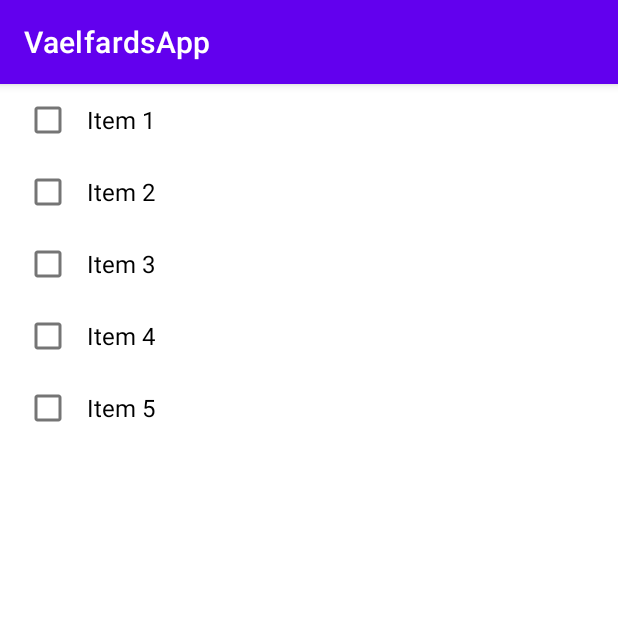
After one commit to P5-Tec/velfaerd_kotlin, an Android app: the fragment YourTopStrengthsItemFragment shown on its own in the app's theme, on a phone screen of 412 x 824 dp, the top half of it. The commit adds this screen. Run offline under Robolectric (Android 15) with nearby library versions, the phone set to English and light mode, and no system bars.

Commit message:
added new TopStrengths page
added views, test arrays and sharedpreferences was succesful. not final

```diff
--- a/app/build.gradle
+++ b/app/build.gradle
@@ -50,4 +50,5 @@ dependencies {
     testImplementation 'junit:junit:4.+'
     androidTestImplementation 'androidx.test.ext:junit:1.1.3'
     androidTestImplementation 'androidx.test.espresso:espresso-core:3.4.0'
+    implementation("org.jetbrains.kotlinx:kotlinx-serialization-json:1.3.1")
 }
--- /dev/null
+++ b/app/src/main/java/com/example/vaelfardsapp/yourTopStrengths/YourTopStrengthsItemFragment.kt
@@ -0,0 +1,60 @@
+package com.example.vaelfardsapp.yourTopStrengths
+
+import android.os.Bundle
+import androidx.fragment.app.Fragment
+import androidx.recyclerview.widget.GridLayoutManager
+import androidx.recyclerview.widget.LinearLayoutManager
+import androidx.recyclerview.widget.RecyclerView
+import android.view.LayoutInflater
+import android.view.View
+import android.view.ViewGroup
+import com.example.vaelfardsapp.R
+import com.example.vaelfardsapp.placeholder.PlaceholderContent
+
+class YourTopStrengthsItemFragment : Fragment() {
+
+    private var columnCount = 1
+
+    override fun onCreate(savedInstanceState: Bundle?) {
+        super.onCreate(savedInstanceState)
+
+        arguments?.let {
+            columnCount = it.getInt(ARG_COLUMN_COUNT)
+        }
+    }
+
+    override fun onCreateView(
+        inflater: LayoutInflater, container: ViewGroup?,
+        savedInstanceState: Bundle?
+    ): View? {
+        val view =
+            inflater.inflate(R.layout.fragment_your_top_strengths_recyclerview, container, false)
+
+        // Set the adapter
+        if (view is RecyclerView) {
+            with(view) {
+                layoutManager = when {
+                    columnCount <= 1 -> LinearLayoutManager(context)
+                    else -> GridLayoutManager(context, columnCount)
+                }
+                adapter = YourTopStrengthsRecyclerViewAdapter(PlaceholderContent.ITEMS)
+            }
+        }
+        return view
+    }
+
+    companion object {
+
+        // TODO: Customize parameter argument names
+        const val ARG_COLUMN_COUNT = "column-count"
+
+        // TODO: Customize parameter initialization
+        @JvmStatic
+        fun newInstance(columnCount: Int) =
+            YourTopStrengthsItemFragment().apply {
+                arguments = Bundle().apply {
+                    putInt(ARG_COLUMN_COUNT, columnCount)
+                }
+            }
+    }
+}
--- /dev/null
+++ b/app/src/main/java/com/example/vaelfardsapp/yourTopStrengths/YourTopStrengthsRecyclerViewAdapter.kt
@@ -0,0 +1,44 @@
+package com.example.vaelfardsapp.yourTopStrengths
+
+import androidx.recyclerview.widget.RecyclerView
+import android.view.LayoutInflater
+import android.view.ViewGroup
+import android.widget.CheckBox
+import android.widget.TextView
+
+import com.example.vaelfardsapp.placeholder.PlaceholderContent.PlaceholderItem
+import com.example.vaelfardsapp.databinding.FragmentYourTopStrengthsRecyclerviewItemBinding
+
+class YourTopStrengthsRecyclerViewAdapter(
+    private val values: List<PlaceholderItem>
+) : RecyclerView.Adapter<YourTopStrengthsRecyclerViewAdapter.ViewHolder>() {
+
+    override fun onCreateViewHolder(parent: ViewGroup, viewType: Int): ViewHolder {
+
+        return ViewHolder(
+            FragmentYourTopStrengthsRecyclerviewItemBinding.inflate(
+                LayoutInflater.from(
+                    parent.context
+                ), parent, false
+            )
+        )
+
+    }
+
+    override fun onBindViewHolder(holder: ViewHolder, position: Int) {
+        val item = values[position]
+        holder.checkbox.text = item.content
+    }
+
+    override fun getItemCount(): Int = values.size
+
+    inner class ViewHolder(binding: FragmentYourTopStrengthsRecyclerviewItemBinding) :
+        RecyclerView.ViewHolder(binding.root) {
+        val checkbox: CheckBox = binding.checkbox
+
+        override fun toString(): String {
+            return super.toString() + " '" + checkbox.text + "'"
+        }
+    }
+
+}
--- /dev/null
+++ b/app/src/main/res/layout/fragment_your_top_strengths_recyclerview.xml
@@ -0,0 +1,13 @@
+<?xml version="1.0" encoding="utf-8"?>
+<androidx.recyclerview.widget.RecyclerView xmlns:android="http://schemas.android.com/apk/res/android"
+    xmlns:app="http://schemas.android.com/apk/res-auto"
+    xmlns:tools="http://schemas.android.com/tools"
+    android:id="@+id/list"
+    android:name="com.example.vaelfardsapp.YourTopStrengthsItemFragment"
+    android:layout_width="match_parent"
+    android:layout_height="match_parent"
+    android:layout_marginLeft="16dp"
+    android:layout_marginRight="16dp"
+    app:layoutManager="LinearLayoutManager"
+    tools:context=".yourTopStrengths.YourTopStrengthsItemFragment"
+    tools:listitem="@layout/fragment_your_top_strengths_recyclerview_item" />
--- /dev/null
+++ b/app/src/main/res/layout/fragment_your_top_strengths_recyclerview_item.xml
@@ -0,0 +1,17 @@
+<?xml version="1.0" encoding="utf-8"?>
+<LinearLayout xmlns:android="http://schemas.android.com/apk/res/android"
+    xmlns:tools="http://schemas.android.com/tools"
+    android:layout_width="wrap_content"
+    android:layout_height="wrap_content"
+    android:orientation="horizontal">
+
+    <CheckBox
+        android:id="@+id/checkbox"
+        android:layout_width="wrap_content"
+        android:layout_height="wrap_content"
+        android:layout_gravity="center"
+        android:padding="10dp"
+        android:textAppearance="?attr/textAppearanceListItem"
+        tools:text="Kreativitet" />
+
+</LinearLayout>
--- a/app/src/main/res/values/strings.xml
+++ b/app/src/main/res/values/strings.xml
@@ -22,6 +22,9 @@
     <string name="btnTilbage_text">FORRIGE</string>
     <!-- TODO: Remove or change this placeholder text -->
     <string name="hello_blank_fragment">Hello blank fragment</string>
+    <string name="your_avatar">Din Avatar</string>
+    <string name="select_top_strengths">Vælg de 2 karaktertræk der passer bedst til dig</string>
+    <string name="udfoer_text">UDFØR</string>
 
     <!-- XPage Strings -->
 </resources>
```
Also changed, not shown: app/src/main/java/com/example/vaelfardsapp/placeholder/PlaceholderContent.kt (added, +57 -0 lines), app/src/main/java/com/example/vaelfardsapp/viewmodels/QuestionsViewModel.kt (+33 -16 lines), app/src/main/java/com/example/vaelfardsapp/views/QuestionFragment.kt (+79 -28 lines), app/src/main/java/com/example/vaelfardsapp/views/QuestionSliderFragment.kt (+7 -10 lines), app/src/main/java/com/example/vaelfardsapp/yourTopStrengths/YourTopStrengths.kt (added, +32 -0 lines), app/src/main/res/layout/fragment_question.xml (+10 -0 lines), app/src/main/res/layout/fragment_your_top_strengths.xml (added, +71 -0 lines), app/src/main/res/navigation/nav_graph.xml (+14 -1 lines).
